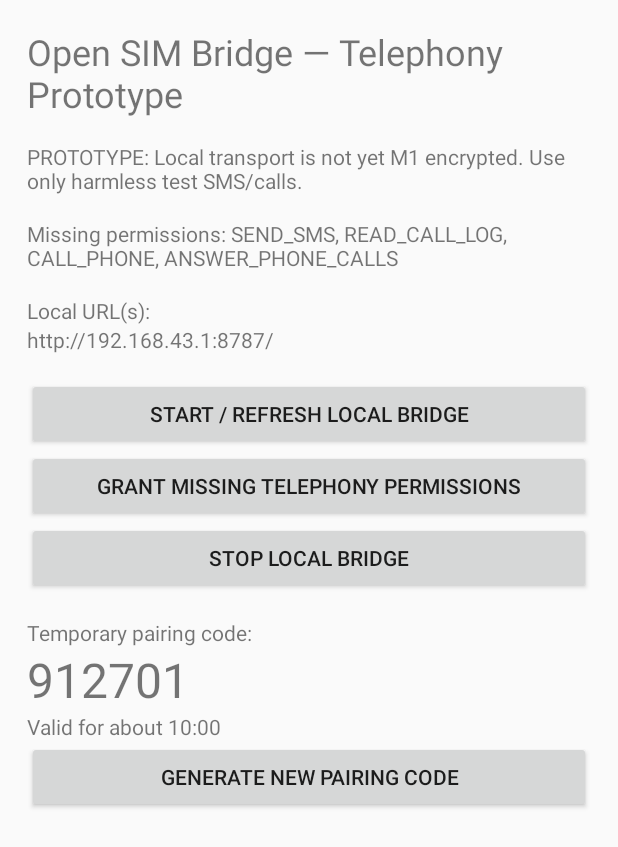
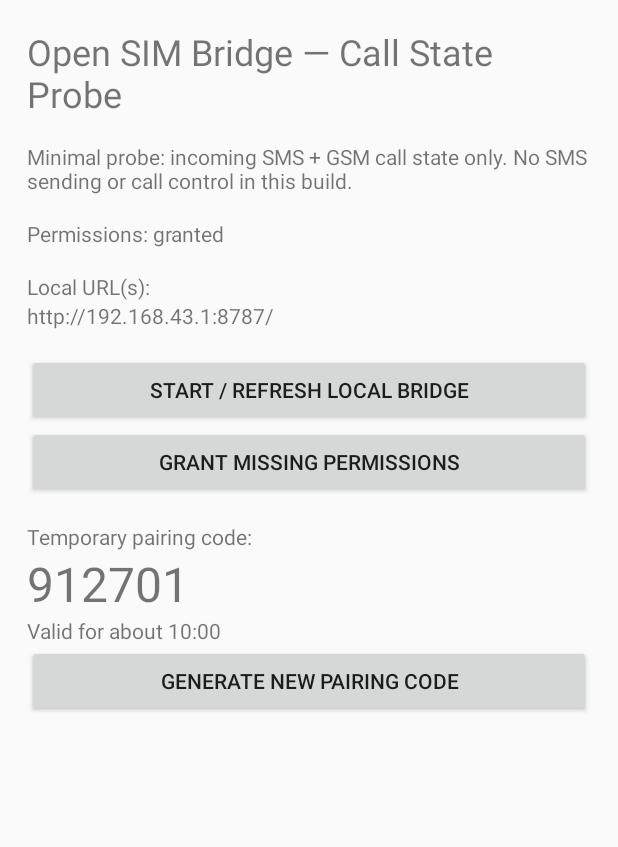
Before and after one commit to Vodomia/open-sim-bridge, an Android app: the screen it shows after launch (MainActivity), on a phone screen of 412 x 824 dp. Shown: the top 847 px of the screen. Run offline under Robolectric (Android 15) with nearby library versions, the phone set to English and light mode, and no system bars.

Commit message:
Limit runtime permissions to SMS receive and phone state

```diff
--- a/android-bridge/app/src/main/java/dev/opensimbridge/bridge/MainActivity.java
+++ b/android-bridge/app/src/main/java/dev/opensimbridge/bridge/MainActivity.java
@@ -47,12 +47,12 @@ public final class MainActivity extends Activity {
         root.setPadding(pad, pad, pad, pad);
 
         TextView title = new TextView(this);
-        title.setText("Open SIM Bridge — Telephony Prototype");
+        title.setText("Open SIM Bridge — Call State Probe");
         title.setTextSize(24);
         root.addView(title);
 
         TextView warning = new TextView(this);
-        warning.setText("\nPROTOTYPE: Local transport is not yet M1 encrypted. Use only harmless test SMS/calls.\n");
+        warning.setText("\nMinimal probe: incoming SMS + GSM call state only. No SMS sending or call control in this build.\n");
         root.addView(warning);
 
         status = new TextView(this);
@@ -72,17 +72,9 @@ public final class MainActivity extends Activity {
         root.addView(start);
 
         Button permissions = new Button(this);
-        permissions.setText("Grant missing telephony permissions");
+        permissions.setText("Grant missing permissions");
         permissions.setOnClickListener(v -> requestPermissionsIfNeeded());
         root.addView(permissions);
-
-        Button stop = new Button(this);
-        stop.setText("Stop local bridge");
-        stop.setOnClickListener(v -> {
-            stopService(new Intent(this, BridgeService.class));
-            Toast.makeText(this, "Bridge stopped", Toast.LENGTH_SHORT).show();
-        });
-        root.addView(stop);
 
         TextView pairingLabel = new TextView(this);
         pairingLabel.setText("\nTemporary pairing code:");
@@ -113,7 +105,7 @@ public final class MainActivity extends Activity {
         List<String> missing = missingPermissions();
         status.setText(
                 missing.isEmpty()
-                        ? "Telephony permissions: granted"
+                        ? "Permissions: granted"
                         : "Missing permissions: " + join(missing)
         );
 
@@ -135,15 +127,8 @@ public final class MainActivity extends Activity {
     private List<String> missingPermissions() {
         List<String> missing = new ArrayList<>();
         if (Build.VERSION.SDK_INT < 23) return missing;
-
         addIfMissing(missing, Manifest.permission.RECEIVE_SMS, "RECEIVE_SMS");
-        addIfMissing(missing, Manifest.permission.SEND_SMS, "SEND_SMS");
         addIfMissing(missing, Manifest.permission.READ_PHONE_STATE, "READ_PHONE_STATE");
-        addIfMissing(missing, Manifest.permission.READ_CALL_LOG, "READ_CALL_LOG");
-        addIfMissing(missing, Manifest.permission.CALL_PHONE, "CALL_PHONE");
-        if (Build.VERSION.SDK_INT >= 26) {
-            addIfMissing(missing, Manifest.permission.ANSWER_PHONE_CALLS, "ANSWER_PHONE_CALLS");
-        }
         return missing;
     }
 
@@ -158,13 +143,7 @@ public final class MainActivity extends Activity {
 
         ArrayList<String> permissions = new ArrayList<>();
         addPermissionIfMissing(permissions, Manifest.permission.RECEIVE_SMS);
-        addPermissionIfMissing(permissions, Manifest.permission.SEND_SMS);
         addPermissionIfMissing(permissions, Manifest.permission.READ_PHONE_STATE);
-        addPermissionIfMissing(permissions, Manifest.permission.READ_CALL_LOG);
-        addPermissionIfMissing(permissions, Manifest.permission.CALL_PHONE);
-        if (Build.VERSION.SDK_INT >= 26) {
-            addPermissionIfMissing(permissions, Manifest.permission.ANSWER_PHONE_CALLS);
-        }
 
         if (!permissions.isEmpty()) {
             requestPermissions(permissions.toArray(new String[0]), PERMISSION_REQUEST);
```
